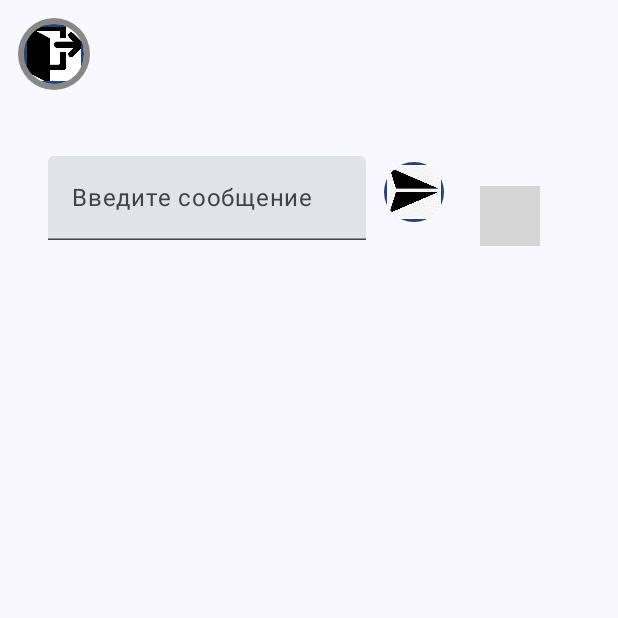
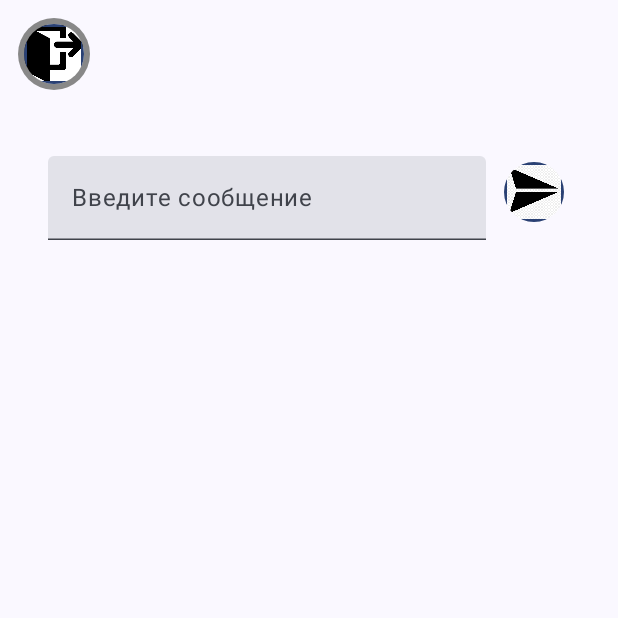
Before and after one commit to nikitasasniy/Coder_Chat, an Android app built with Jetpack Compose: the MainActivity screen opened directly, with no data from a screen before it, on a phone screen of 412 x 824 dp, the top half of it. Run offline under Robolectric (Android 15) with nearby library versions, the phone set to English and light mode, and no system bars; our stand-ins replace Firebase (no records; nobody signed in at launch, a user with empty details on screens opened directly); grey boxes are pictures that could not be loaded.

Commit message:
готовая версия без тестов

```diff
--- a/app/src/main/java/com/example/lab_5/MainActivity.kt
+++ b/app/src/main/java/com/example/lab_5/MainActivity.kt
@@ -81,10 +81,6 @@ class MainActivity : ComponentActivity() {
     private val referenceUser = database.getReference("users")
 
     private var userInfos by mutableStateOf<List<UserInfo>>(emptyList())
-
-    private val notificationManager: NotificationManager by lazy {
-        getSystemService(Context.NOTIFICATION_SERVICE) as NotificationManager
-    }
 
     override fun onCreate(savedInstanceState: Bundle?) {
         super.onCreate(savedInstanceState)
@@ -181,9 +177,6 @@ class MainActivity : ComponentActivity() {
 
                             // Закройте текущую активность или выполните другие необходимые действия
                             finish()
-                        },
-                        onOpenCamera = {
-                            openCamera(this)
                         }
 
                     )
@@ -193,47 +186,6 @@ class MainActivity : ComponentActivity() {
 
     }
 
-    private fun createNotification(title: String, message: String) {
-        val notificationId = 1 // Уникальный идентификатор уведомления
-
-        // Создаем канал уведомлений (необходимо для Android 8.0 и выше)
-        createNotificationChannel()
-
-        // Строим уведомление
-        val builder = Notification.Builder(this, CHANNEL_ID)
-            .setContentTitle(title)
-            .setContentText(message)
-            .setSmallIcon(R.drawable.ic_notification) // Замените на свою иконку уведомления
-            .setAutoCancel(true)
-
-        // Отправляем уведомление
-        notificationManager.notify(notificationId, builder.build())
-    }
-
-    private fun createNotificationChannel() {
-        // Создаем канал уведомлений (необходимо для Android 8.0 и выше)
-        if (Build.VERSION.SDK_INT >= Build.VERSION_CODES.O) {
-            val channel = NotificationChannel(
-                CHANNEL_ID,
-                "MyChannel",
-                NotificationManager.IMPORTANCE_DEFAULT
-            )
-            notificationManager.createNotificationChannel(channel)
-        }
-    }
-
-    companion object {
-        private const val CHANNEL_ID = "my_channel_id"
-    }
-
-    @Deprecated("Deprecated in Java")
-    override fun onActivityResult(requestCode: Int, resultCode: Int, data: Intent?) {
-        super.onActivityResult(requestCode, resultCode, data)
-        if (requestCode == REQUEST_IMAGE_CAPTURE && resultCode == Activity.RESULT_OK) {
-            val imageBitmap = data?.extras?.get("data") as Bitmap
-            // Здесь обработайте полученный imageBitmap, например, отобразите его в ImageView
-        }
-    }
 
 
     private fun getCurrentUserId(): String {
@@ -256,10 +208,16 @@ class MainActivity : ComponentActivity() {
 
 
             var isExpanded by remember { mutableStateOf(false) }
+
+            val surfaceColor by animateColorAsState(
+                if (isExpanded) MaterialTheme.colorScheme.primary else MaterialTheme.colorScheme.surface,
+                label = "",
+            )
+
             // Используем userId из msg для поиска соответствующего никнейма в списке UserInfo
             val nickname = userInfos.find { it.userId == msg.userId }?.nickname ?: ""
 
-            Column (modifier = Modifier.clickable { isExpanded = !isExpanded }){
+            Column(modifier = Modifier.clickable { isExpanded = !isExpanded }) {
                 // Используем найденный никнейм вместо userId
                 Text(
                     text = nickname,
@@ -269,7 +227,13 @@ class MainActivity : ComponentActivity() {
 
                 Spacer(modifier = Modifier.height(4.dp))
 
-                Surface(shape = MaterialTheme.shapes.medium, shadowElevation = 1.dp) {
+                Surface(shape = MaterialTheme.shapes.medium,
+                    shadowElevation = 1.dp,
+                    // surfaceColor color will be changing gradually from primary to surface
+                    color = surfaceColor,
+                    // animateContentSize will change the Surface size gradually
+                    modifier = Modifier.animateContentSize().padding(1.dp)) {
+
                     msg.text?.let {
                         Text(
                             text = it,
@@ -286,31 +250,13 @@ class MainActivity : ComponentActivity() {
     }
 
 
-    @Preview(name = "Light Mode")
-    @Preview(
-        uiMode = Configuration.UI_MODE_NIGHT_YES,
-        showBackground = true,
-        name = "Dark Mode"
-    )
-    @Composable
-    fun PreviewMessageCard() {
-//    Lab_5Theme {
-//        Surface {
-//            MessageCard(
-//                msg = Message("Lexi", "Take a look at Jetpack Compose, it's great!")
-//            )
-//        }
-//    }
-    }
-
     @ExperimentalMaterial3Api
     @Composable
     fun Conversation(
         messages: List<Message>,
         userInfos: List<UserInfo>,
         onSendMessage: (String) -> Unit,
-        onLogout: () -> Unit,
-        onOpenCamera: () -> Unit
+        onLogout: () -> Unit
     ) {
         var messageText by remember { mutableStateOf("") }
 
@@ -383,7 +329,7 @@ class MainActivity : ComponentActivity() {
                                 if (messageText.isNotBlank()) {
                                     onSendMessage(messageText)
 
-                                    createNotification("Новое сообщение", messageText)
+
 
                                     messageText = ""
                                 }
@@ -402,26 +348,6 @@ class MainActivity : ComponentActivity() {
                                     )
                             )
                         }
-                        IconButton(
-                            onClick = {
-                                onOpenCamera()
-                            },
-                            modifier = Modifier.padding(16.dp)
-                        ) {
-                            Image(
-                                painter = painterResource(R.drawable.ic_camera),
-                                contentDescription = "Camera",
-                                modifier = Modifier
-                                    .size(40.dp)
-                                    .clip(RoundedCornerShape(10.dp))
-                                    .border(
-                                        1.5.dp,
-                                        MaterialTheme.colorScheme.primary,
-                                        RoundedCornerShape(10.dp)
-                                    )
-                            )
-
-                        }
                     }
 
                 }
@@ -432,24 +358,7 @@ class MainActivity : ComponentActivity() {
     }
 
 
-    private val REQUEST_IMAGE_CAPTURE = 1
 
-    @SuppressLint("QueryPermissionsNeeded")
-    fun openCamera(activity: Activity) {
-        val intent = Intent(MediaStore.ACTION_IMAGE_CAPTURE)
-        if (intent.resolveActivity(this.packageManager) != null) {
-            try {
-                activity.startActivityForResult(intent, REQUEST_IMAGE_CAPTURE)
-            } catch (e: ActivityNotFoundException) {
-                // Обработка случая, когда нет приложения для камеры
-                Toast.makeText(activity, "Приложение для камеры не найдено", Toast.LENGTH_SHORT)
-                    .show()
-            }
-        } else {
-            // Обработка случая, когда что-то пошло не так
-            Toast.makeText(activity, "Камера недоступна", Toast.LENGTH_SHORT).show()
-        }
-    }
 
 //доделать юнит тесты, сделать кнопку логаут, добавить картинки, уведомления ну и прочую фигню для баллов
 
```
